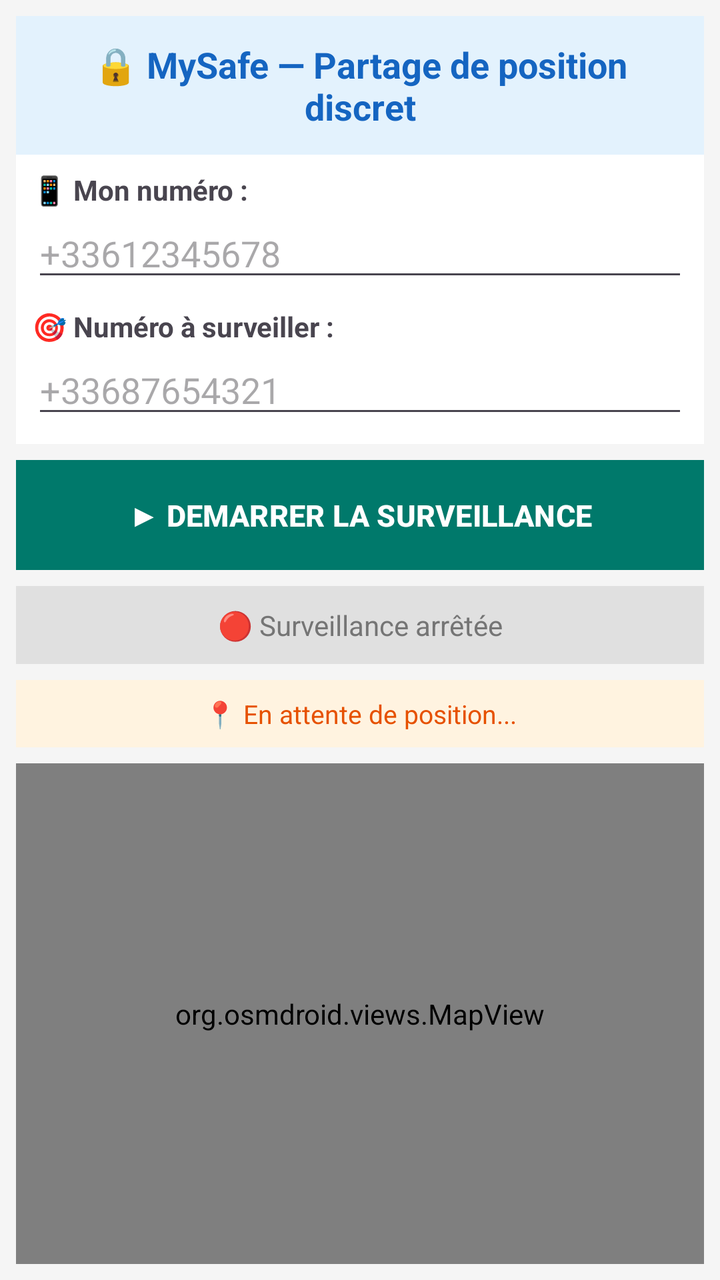
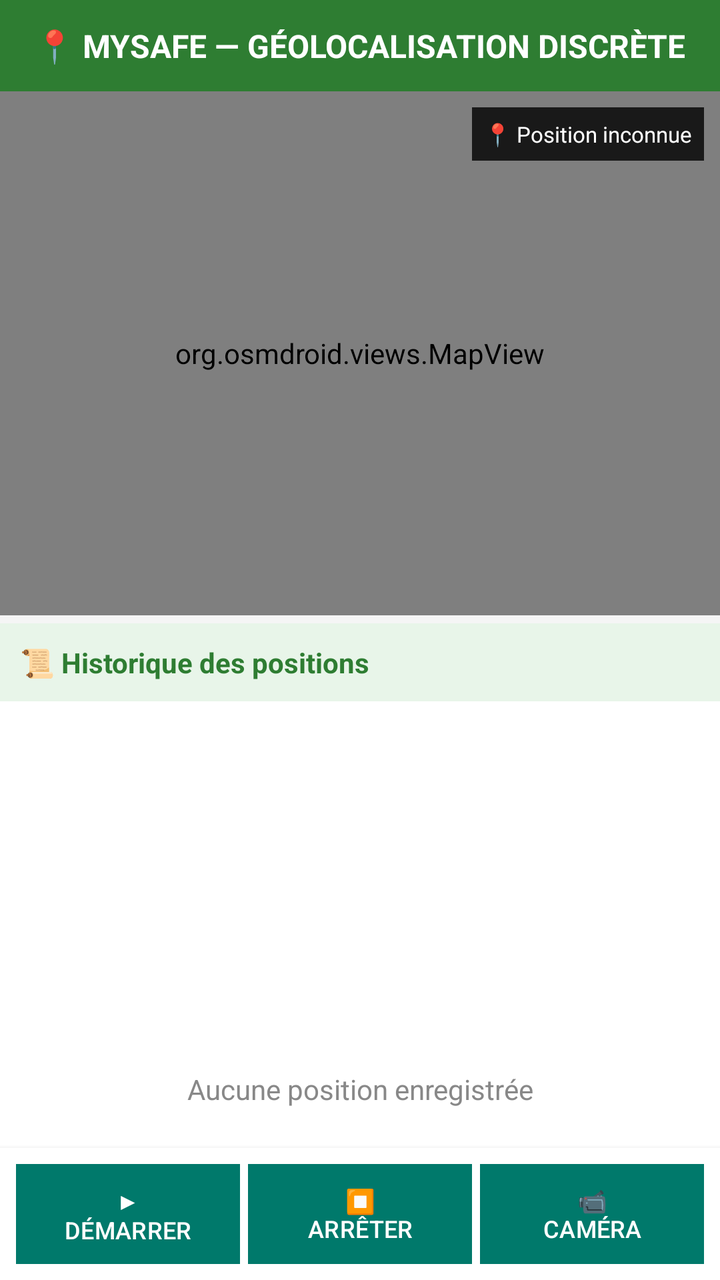

Before-and-after screenshots of an Android layout around one commit, followed by the original layout XML and the change that was made.
<!-- AndroidManifest.xml: application theme Theme.Mysafe -->
<!-- res/layout/activity_main.xml -->
<?xml version="1.0" encoding="utf-8"?>
<LinearLayout xmlns:android="http://schemas.android.com/apk/res/android"
    android:layout_width="match_parent" android:layout_height="match_parent"
    android:orientation="vertical" android:background="#F5F5F5" android:padding="8dp">

    <TextView android:id="@+id/title_header"
        android:layout_width="match_parent" android:layout_height="wrap_content"
        android:text="🔒 MySafe — Partage de position discret"
        android:textSize="18sp" android:textStyle="bold" android:gravity="center"
        android:padding="12dp" android:background="#E3F2FD" android:textColor="#1565C1"
        android:clickable="true" android:focusable="true"/>

    <LinearLayout android:layout_width="match_parent" android:layout_height="wrap_content"
        android:orientation="vertical" android:padding="8dp" android:background="#FFFFFF" android:layout_marginBottom="8dp">
        <TextView android:layout_width="match_parent" android:layout_height="wrap_content"
            android:text="📱 Mon numéro :" android:textSize="14sp" android:textStyle="bold"/>
        <EditText android:id="@+id/my_phone" android:layout_width="match_parent" android:layout_height="wrap_content"
            android:hint="+33612345678" android:inputType="phone" android:layout_marginBottom="8dp"/>
        <TextView android:layout_width="match_parent" android:layout_height="wrap_content"
            android:text="🎯 Numéro à surveiller :" android:textSize="14sp" android:textStyle="bold"/>
        <EditText android:id="@+id/target_phone" android:layout_width="match_parent" android:layout_height="wrap_content"
            android:hint="+33687654321" android:inputType="phone"/>
    </LinearLayout>

    <Button android:id="@+id/toggle_btn"
        android:layout_width="match_parent" android:layout_height="55dp"
        android:text="▶ DEMARRER LA SURVEILLANCE"
        android:background="#4CAF50" android:textColor="#FFFFFF"
        android:textSize="15sp" android:textStyle="bold" android:layout_marginBottom="8dp"/>

    <TextView android:id="@+id/status"
        android:layout_width="match_parent" android:layout_height="wrap_content"
        android:text="🔴 Surveillance arrêtée" android:textSize="14sp"
        android:padding="10dp" android:background="#E0E0E0" android:textColor="#757575"
        android:gravity="center" android:layout_marginBottom="8dp"/>

    <TextView android:id="@+id/last_update"
        android:layout_width="match_parent" android:layout_height="wrap_content"
        android:text="📍 En attente de position..." android:textSize="13sp"
        android:padding="8dp" android:background="#FFF3E0" android:textColor="#E65100"
        android:gravity="center" android:layout_marginBottom="8dp"/>

    <LinearLayout android:id="@+id/hidden_menu"
        android:layout_width="match_parent" android:layout_height="wrap_content"
        android:orientation="vertical" android:background="#ECEFF1" android:padding="8dp"
        android:layout_marginBottom="8dp" android:visibility="gone">
        <TextView android:layout_width="match_parent" android:layout_height="wrap_content"
            android:text="📹 Menu Streaming WiFi Direct" android:textSize="14sp" android:textStyle="bold"
            android:padding="8dp" android:gravity="center"/>
        <Button android:id="@+id/stream_video_btn"
            android:layout_width="match_parent" android:layout_height="45dp"
            android:text="📹 STREAMING VIDÉO" android:layout_margin="2dp"
            android:background="#FF5722" android:textColor="#FFFFFF"/>
        <Button android:id="@+id/stream_audio_btn"
            android:layout_width="match_parent" android:layout_height="45dp"
            android:text="🎙️ STREAMING AUDIO" android:layout_margin="2dp"
            android:background="#E91E63" android:textColor="#FFFFFF"/>
        <Button android:id="@+id/stream_stop_btn"
            android:layout_width="match_parent" android:layout_height="45dp"
            android:text="⏹ ARRETER TOUT" android:layout_margin="2dp"
            android:background="#607D8B" android:textColor="#FFFFFF"/>
    </LinearLayout>

    <org.osmdroid.views.MapView android:id="@+id/map"
        android:layout_width="match_parent" android:layout_height="0dp"
        android:layout_weight="1" android:background="#E8E8E8"/>
</LinearLayout>
<!-- resources referenced by this layout -->
<resources>
  <style name="Theme.Mysafe" parent="Theme.Material3.DayNight.NoActionBar">
          <item name="colorPrimary">@color/teal_700</item>
      </style>
  <color name="teal_700">#00796B</color>
</resources>

<!-- the commit's change to res/layout/activity_main.xml (unified diff, before → after) -->
@@ -1,67 +1,125 @@
 <?xml version="1.0" encoding="utf-8"?>
 <LinearLayout xmlns:android="http://schemas.android.com/apk/res/android"
-    android:layout_width="match_parent" android:layout_height="match_parent"
-    android:orientation="vertical" android:background="#F5F5F5" android:padding="8dp">
+    xmlns:app="http://schemas.android.com/apk/res-auto"
+    android:layout_width="match_parent"
+    android:layout_height="match_parent"
+    android:orientation="vertical"
+    android:background="#F5F5F5">
 
-    <TextView android:id="@+id/title_header"
-        android:layout_width="match_parent" android:layout_height="wrap_content"
-        android:text="🔒 MySafe — Partage de position discret"
-        android:textSize="18sp" android:textStyle="bold" android:gravity="center"
-        android:padding="12dp" android:background="#E3F2FD" android:textColor="#1565C1"
-        android:clickable="true" android:focusable="true"/>
+    <TextView
+        android:layout_width="match_parent"
+        android:layout_height="wrap_content"
+        android:text="📍 MYSAFE — GÉOLOCALISATION DISCRÈTE"
+        android:textSize="16sp"
+        android:textStyle="bold"
+        android:gravity="center"
+        android:padding="12dp"
+        android:background="#2E7D32"
+        android:textColor="#FFFFFF"/>
 
-    <LinearLayout android:layout_width="match_parent" android:layout_height="wrap_content"
-        android:orientation="vertical" android:padding="8dp" android:background="#FFFFFF" android:layout_marginBottom="8dp">
-        <TextView android:layout_width="match_parent" android:layout_height="wrap_content"
-            android:text="📱 Mon numéro :" android:textSize="14sp" android:textStyle="bold"/>
-        <EditText android:id="@+id/my_phone" android:layout_width="match_parent" android:layout_height="wrap_content"
-            android:hint="+33612345678" android:inputType="phone" android:layout_marginBottom="8dp"/>
-        <TextView android:layout_width="match_parent" android:layout_height="wrap_content"
-            android:text="🎯 Numéro à surveiller :" android:textSize="14sp" android:textStyle="bold"/>
-        <EditText android:id="@+id/target_phone" android:layout_width="match_parent" android:layout_height="wrap_content"
-            android:hint="+33687654321" android:inputType="phone"/>
+    <FrameLayout
+        android:layout_width="match_parent"
+        android:layout_height="0dp"
+        android:layout_weight="1">
+
+        <org.osmdroid.views.MapView
+            android:id="@+id/map"
+            android:layout_width="match_parent"
+            android:layout_height="match_parent"/>
+
+        <LinearLayout
+            android:layout_width="wrap_content"
+            android:layout_height="wrap_content"
+            android:layout_gravity="top|end"
+            android:layout_margin="8dp"
+            android:orientation="vertical">
+
+            <TextView
+                android:id="@+id/position_text"
+                android:layout_width="wrap_content"
+                android:layout_height="wrap_content"
+                android:text="📍 Position inconnue"
+                android:background="#CC000000"
+                android:textColor="#FFFFFF"
+                android:textSize="11sp"
+                android:padding="6dp"/>
+        </LinearLayout>
+    </FrameLayout>
+
+    <LinearLayout
+        android:layout_width="match_parent"
+        android:layout_height="0dp"
+        android:layout_weight="1"
+        android:orientation="vertical"
+        android:background="#FFFFFF"
+        android:layout_marginTop="4dp">
+
+        <TextView
+            android:layout_width="match_parent"
+            android:layout_height="wrap_content"
+            android:text="📜 Historique des positions"
+            android:textSize="14sp"
+            android:textStyle="bold"
+            android:padding="10dp"
+            android:background="#E8F5E9"
+            android:textColor="#2E7D32"/>
+
+        <androidx.recyclerview.widget.RecyclerView
+            android:id="@+id/history_list"
+            android:layout_width="match_parent"
+            android:layout_height="0dp"
+            android:layout_weight="1"/>
+
+        <TextView
+            android:id="@+id/empty_history"
+            android:layout_width="match_parent"
+            android:layout_height="wrap_content"
+            android:text="Aucune position enregistrée"
+            android:gravity="center"
+            android:padding="20dp"
+            android:textColor="#888888"
+            android:visibility="visible"/>
     </LinearLayout>
 
-    <Button android:id="@+id/toggle_btn"
-        android:layout_width="match_parent" android:layout_height="55dp"
-        android:text="▶ DEMARRER LA SURVEILLANCE"
-        android:background="#4CAF50" android:textColor="#FFFFFF"
-        android:textSize="15sp" android:textStyle="bold" android:layout_marginBottom="8dp"/>
+    <LinearLayout
+        android:layout_width="match_parent"
+        android:layout_height="wrap_content"
+        android:orientation="horizontal"
+        android:padding="8dp"
+        android:background="#FFFFFF"
+        android:elevation="4dp">
 
-    <TextView android:id="@+id/status"
-        android:layout_width="match_parent" android:layout_height="wrap_content"
-        android:text="🔴 Surveillance arrêtée" android:textSize="14sp"
-        android:padding="10dp" android:background="#E0E0E0" android:textColor="#757575"
-        android:gravity="center" android:layout_marginBottom="8dp"/>
+        <Button
+            android:id="@+id/start_btn"
+            android:layout_width="0dp"
+            android:layout_height="50dp"
+            android:layout_weight="1"
+            android:text="▶ DÉMARRER SURVEILLANCE"
+            android:background="#4CAF50"
+            android:textColor="#FFFFFF"
+            android:textSize="12sp"
+            android:layout_marginEnd="4dp"/>
 
-    <TextView android:id="@+id/last_update"
-        android:layout_width="match_parent" android:layout_height="wrap_content"
-        android:text="📍 En attente de position..." android:textSize="13sp"
-        android:padding="8dp" android:background="#FFF3E0" android:textColor="#E65100"
-        android:gravity="center" android:layout_marginBottom="8dp"/>
+        <Button
+            android:id="@+id/stop_btn"
+            android:layout_width="0dp"
+            android:layout_height="50dp"
+            android:layout_weight="1"
+            android:text="⏹ ARRÊTER"
+            android:background="#F44336"
+            android:textColor="#FFFFFF"
+            android:textSize="12sp"
+            android:layout_marginEnd="4dp"/>
 
-    <LinearLayout android:id="@+id/hidden_menu"
-        android:layout_width="match_parent" android:layout_height="wrap_content"
-        android:orientation="vertical" android:background="#ECEFF1" android:padding="8dp"
-        android:layout_marginBottom="8dp" android:visibility="gone">
-        <TextView android:layout_width="match_parent" android:layout_height="wrap_content"
-            android:text="📹 Menu Streaming WiFi Direct" android:textSize="14sp" android:textStyle="bold"
-            android:padding="8dp" android:gravity="center"/>
-        <Button android:id="@+id/stream_video_btn"
-            android:layout_width="match_parent" android:layout_height="45dp"
-            android:text="📹 STREAMING VIDÉO" android:layout_margin="2dp"
-            android:background="#FF5722" android:textColor="#FFFFFF"/>
-        <Button android:id="@+id/stream_audio_btn"
-            android:layout_width="match_parent" android:layout_height="45dp"
-            android:text="🎙️ STREAMING AUDIO" android:layout_margin="2dp"
-            android:background="#E91E63" android:textColor="#FFFFFF"/>
-        <Button android:id="@+id/stream_stop_btn"
-            android:layout_width="match_parent" android:layout_height="45dp"
-            android:text="⏹ ARRETER TOUT" android:layout_margin="2dp"
-            android:background="#607D8B" android:textColor="#FFFFFF"/>
+        <Button
+            android:id="@+id/stream_btn"
+            android:layout_width="0dp"
+            android:layout_height="50dp"
+            android:layout_weight="1"
+            android:text="📹 CAMÉRA"
+            android:background="#2196F3"
+            android:textColor="#FFFFFF"
+            android:textSize="12sp"/>
     </LinearLayout>
 
-    <org.osmdroid.views.MapView android:id="@+id/map"
-        android:layout_width="match_parent" android:layout_height="0dp"
-        android:layout_weight="1" android:background="#E8E8E8"/>
 </LinearLayout>
